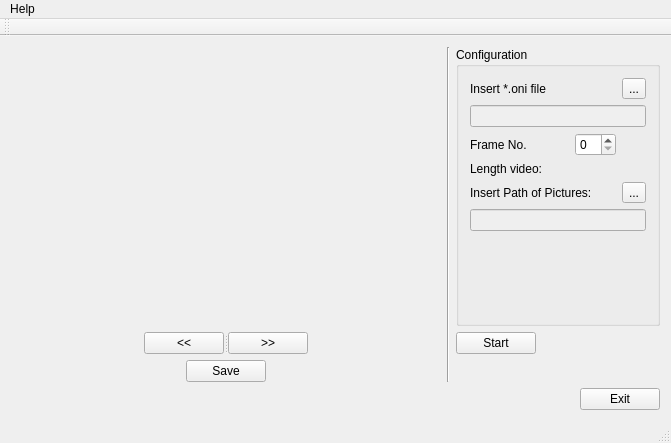
The window that mainwindow.ui (danielelic/Annotation-Toolbox) describes before a commit, drawn with Qt 5.
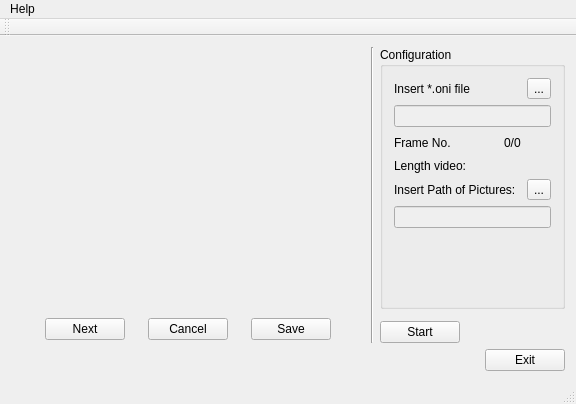
The same window after the commit.

Commit message: update ui and Camera Class

The edit to the form file:
```diff
--- a/mainwindow.ui
+++ b/mainwindow.ui
@@ -6,58 +6,42 @@
    <rect>
     <x>0</x>
     <y>0</y>
-    <width>671</width>
-    <height>443</height>
+    <width>576</width>
+    <height>404</height>
    </rect>
   </property>
   <property name="windowTitle">
    <string>Annotation Toolbox</string>
   </property>
   <widget class="QWidget" name="centralWidget">
-   <layout class="QGridLayout" name="gridLayout_2">
-    <item row="3" column="7">
-     <widget class="QPushButton" name="pushButtonExit">
-      <property name="sizePolicy">
-       <sizepolicy hsizetype="Fixed" vsizetype="Fixed">
-        <horstretch>0</horstretch>
-        <verstretch>0</verstretch>
-       </sizepolicy>
+   <layout class="QGridLayout" name="gridLayout_3">
+    <item row="0" column="1">
+     <widget class="QLabel" name="labelFrame">
+      <property name="minimumSize">
+       <size>
+        <width>320</width>
+        <height>240</height>
+       </size>
+      </property>
+      <property name="maximumSize">
+       <size>
+        <width>320</width>
+        <height>240</height>
+       </size>
       </property>
       <property name="text">
-       <string>Exit</string>
+       <string/>
       </property>
      </widget>
     </item>
-    <item row="1" column="1" colspan="3">
-     <widget class="QSplitter" name="splitter">
+    <item row="0" column="3" rowspan="3">
+     <widget class="Line" name="line">
       <property name="orientation">
-       <enum>Qt::Horizontal</enum>
+       <enum>Qt::Vertical</enum>
       </property>
-      <widget class="QPushButton" name="pushButtonLeft">
-       <property name="sizePolicy">
-        <sizepolicy hsizetype="Fixed" vsizetype="Fixed">
-         <horstretch>0</horstretch>
-         <verstretch>0</verstretch>
-        </sizepolicy>
-       </property>
-       <property name="text">
-        <string>&lt;&lt;</string>
-       </property>
-      </widget>
-      <widget class="QPushButton" name="pushButtonRight">
-       <property name="sizePolicy">
-        <sizepolicy hsizetype="Fixed" vsizetype="Fixed">
-         <horstretch>0</horstretch>
-         <verstretch>0</verstretch>
-        </sizepolicy>
-       </property>
-       <property name="text">
-        <string>&gt;&gt;</string>
-       </property>
-      </widget>
      </widget>
     </item>
-    <item row="0" column="6" colspan="2">
+    <item row="0" column="4" colspan="2">
      <widget class="QGroupBox" name="groupBox">
       <property name="title">
        <string>Configuration</string>
@@ -97,9 +81,6 @@
          </property>
         </spacer>
        </item>
-       <item row="2" column="2">
-        <widget class="QSpinBox" name="spinBox"/>
-       </item>
        <item row="3" column="0">
         <widget class="QLabel" name="labelLength">
          <property name="text">
@@ -160,11 +141,87 @@
          </property>
         </widget>
        </item>
+       <item row="2" column="2">
+        <widget class="QLabel" name="labelFrameCounter">
+         <property name="text">
+          <string>0/0</string>
+         </property>
+        </widget>
+       </item>
       </layout>
      </widget>
     </item>
-    <item row="2" column="2" alignment="Qt::AlignHCenter">
-     <widget class="QPushButton" name="pushButtonSavePic">
+    <item row="1" column="0" rowspan="2">
+     <spacer name="horizontalSpacer_2">
+      <property name="orientation">
+       <enum>Qt::Horizontal</enum>
+      </property>
+      <property name="sizeHint" stdset="0">
+       <size>
+        <width>1</width>
+        <height>17</height>
+       </size>
+      </property>
+     </spacer>
+    </item>
+    <item row="1" column="1" rowspan="2">
+     <layout class="QGridLayout" name="gridLayout_2">
+      <item row="0" column="0">
+       <widget class="QPushButton" name="pushButtonNext">
+        <property name="sizePolicy">
+         <sizepolicy hsizetype="Fixed" vsizetype="Fixed">
+          <horstretch>0</horstretch>
+          <verstretch>0</verstretch>
+         </sizepolicy>
+        </property>
+        <property name="text">
+         <string>Next</string>
+        </property>
+       </widget>
+      </item>
+      <item row="0" column="1">
+       <widget class="QPushButton" name="pushButtonCancel">
+        <property name="sizePolicy">
+         <sizepolicy hsizetype="Fixed" vsizetype="Fixed">
+          <horstretch>0</horstretch>
+          <verstretch>0</verstretch>
+         </sizepolicy>
+        </property>
+        <property name="text">
+         <string>Cancel</string>
+        </property>
+       </widget>
+      </item>
+      <item row="0" column="2">
+       <widget class="QPushButton" name="pushButtonSavePic">
+        <property name="sizePolicy">
+         <sizepolicy hsizetype="Fixed" vsizetype="Fixed">
+          <horstretch>0</horstretch>
+          <verstretch>0</verstretch>
+         </sizepolicy>
+        </property>
+        <property name="text">
+         <string>Save</string>
+        </property>
+       </widget>
+      </item>
+     </layout>
+    </item>
+    <item row="1" column="2" rowspan="2">
+     <spacer name="horizontalSpacer_5">
+      <property name="orientation">
+       <enum>Qt::Horizontal</enum>
+      </property>
+      <property name="sizeHint" stdset="0">
+       <size>
+        <width>1</width>
+        <height>28</height>
+       </size>
+      </property>
+     </spacer>
+    </item>
+    <item row="2" column="4">
+     <widget class="QPushButton" name="pushButtonStart">
       <property name="sizePolicy">
        <sizepolicy hsizetype="Fixed" vsizetype="Fixed">
         <horstretch>0</horstretch>
@@ -172,11 +229,11 @@
        </sizepolicy>
       </property>
       <property name="text">
-       <string>Save</string>
+       <string>Start</string>
       </property>
      </widget>
     </item>
-    <item row="3" column="0" colspan="5">
+    <item row="3" column="0" colspan="3">
      <spacer name="horizontalSpacer_3">
       <property name="orientation">
        <enum>Qt::Horizontal</enum>
@@ -192,59 +249,7 @@
       </property>
      </spacer>
     </item>
-    <item row="0" column="0" colspan="5" alignment="Qt::AlignHCenter">
-     <widget class="QLabel" name="labelFrame">
-      <property name="minimumSize">
-       <size>
-        <width>320</width>
-        <height>240</height>
-       </size>
-      </property>
-      <property name="maximumSize">
-       <size>
-        <width>320</width>
-        <height>240</height>
-       </size>
-      </property>
-      <property name="text">
-       <string/>
-      </property>
-     </widget>
-    </item>
-    <item row="1" column="0">
-     <spacer name="horizontalSpacer_2">
-      <property name="orientation">
-       <enum>Qt::Horizontal</enum>
-      </property>
-      <property name="sizeHint" stdset="0">
-       <size>
-        <width>106</width>
-        <height>20</height>
-       </size>
-      </property>
-     </spacer>
-    </item>
-    <item row="0" column="5" rowspan="3">
-     <widget class="Line" name="line">
-      <property name="orientation">
-       <enum>Qt::Vertical</enum>
-      </property>
-     </widget>
-    </item>
-    <item row="1" column="4">
-     <spacer name="horizontalSpacer_7">
-      <property name="orientation">
-       <enum>Qt::Horizontal</enum>
-      </property>
-      <property name="sizeHint" stdset="0">
-       <size>
-        <width>107</width>
-        <height>20</height>
-       </size>
-      </property>
-     </spacer>
-    </item>
-    <item row="3" column="6">
+    <item row="3" column="4">
      <spacer name="horizontalSpacer_6">
       <property name="orientation">
        <enum>Qt::Horizontal</enum>
@@ -257,34 +262,8 @@
       </property>
      </spacer>
     </item>
-    <item row="2" column="0" colspan="2">
-     <spacer name="horizontalSpacer_4">
-      <property name="orientation">
-       <enum>Qt::Horizontal</enum>
-      </property>
-      <property name="sizeHint" stdset="0">
-       <size>
-        <width>269</width>
-        <height>20</height>
-       </size>
-      </property>
-     </spacer>
-    </item>
-    <item row="2" column="3" colspan="2">
-     <spacer name="horizontalSpacer_5">
-      <property name="orientation">
-       <enum>Qt::Horizontal</enum>
-      </property>
-      <property name="sizeHint" stdset="0">
-       <size>
-        <width>268</width>
-        <height>20</height>
-       </size>
-      </property>
-     </spacer>
-    </item>
-    <item row="1" column="6">
-     <widget class="QPushButton" name="pushButtonStart">
+    <item row="3" column="5">
+     <widget class="QPushButton" name="pushButtonExit">
       <property name="sizePolicy">
        <sizepolicy hsizetype="Fixed" vsizetype="Fixed">
         <horstretch>0</horstretch>
@@ -292,7 +271,7 @@
        </sizepolicy>
       </property>
       <property name="text">
-       <string>Start</string>
+       <string>Exit</string>
       </property>
      </widget>
     </item>
@@ -303,7 +282,7 @@
     <rect>
      <x>0</x>
      <y>0</y>
-     <width>671</width>
+     <width>576</width>
      <height>27</height>
     </rect>
    </property>
```
The commit also changes 4 other files.
